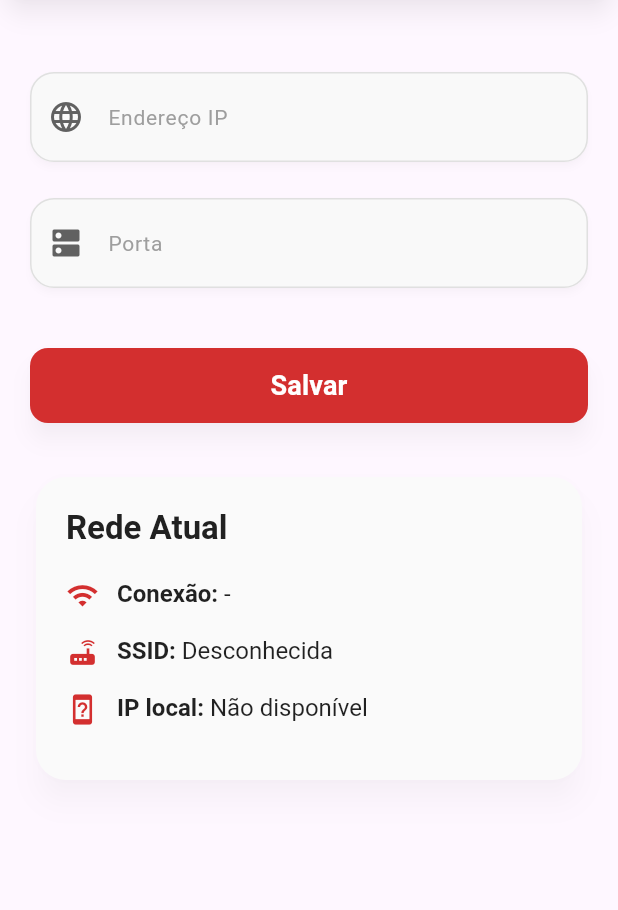
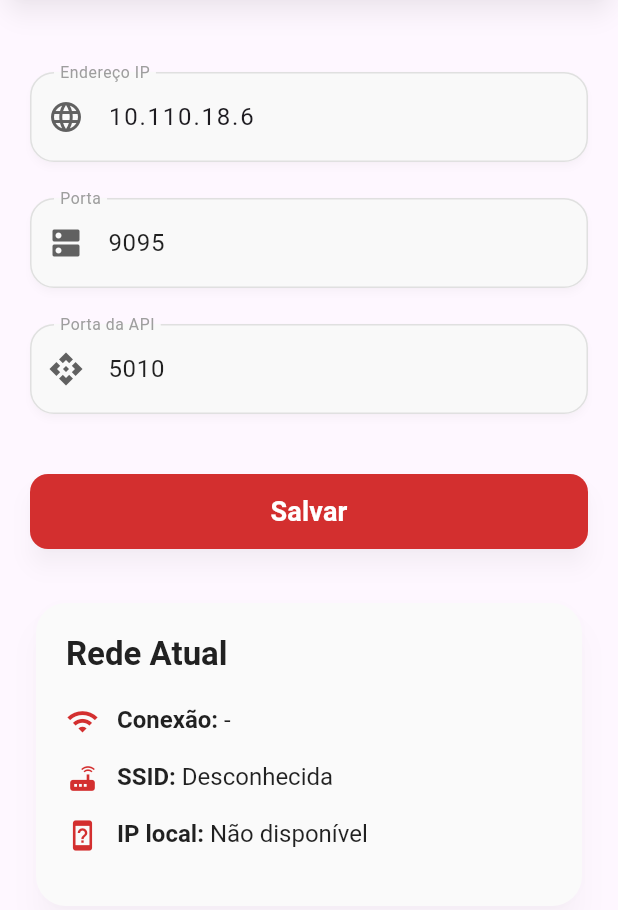
Before and after one commit to Murilo-Herrick/MonitoraCompressor, a Flutter app: the ConfigIP screen opened directly, on a phone screen of 412 x 824 dp, the part 105-1015 px from its top. Run offline on Flutter 3.47's test engine with Material 3 defaults, Android fonts, the phone set to English and light mode, and no system bars; our stand-ins replace connectivity_plus, convex_bottom_bar, device_info_plus, firebase_auth, firebase_core, firebase_messaging and 11 more; missing offline and left inert: mqtt_client, network_info_plus; accounts and stored records are empty.

Commit message:
Adição de input para config da porta da API

```diff
--- a/FRONT - Mobile/jh_mobile/lib/views/config_ip.dart
+++ b/FRONT - Mobile/jh_mobile/lib/views/config_ip.dart
@@ -11,6 +11,7 @@ class _ConfigIPState extends State<ConfigIP> {
   final _formKey = GlobalKey<FormState>();
   final ipController = TextEditingController();
   final portController = TextEditingController();
+  final portAPIController = TextEditingController();
 
   String? ssid;
   String? localIP;
@@ -27,14 +28,16 @@ class _ConfigIPState extends State<ConfigIP> {
   void dispose() {
     ipController.dispose();
     portController.dispose();
+    portAPIController.dispose();
     super.dispose();
   }
 
   Future<void> _carregarDados() async {
     final prefs = await SharedPreferences.getInstance();
     setState(() {
-      ipController.text = prefs.getString('ip') ?? '';
-      portController.text = prefs.getString('port') ?? '';
+      ipController.text = prefs.getString('ip') ?? '10.110.18.6';
+      portController.text = prefs.getString('port') ?? '9095';
+      portAPIController.text = prefs.getString('portAPI') ?? '5010';
     });
   }
 
@@ -81,6 +84,7 @@ class _ConfigIPState extends State<ConfigIP> {
 
     final prefs = await SharedPreferences.getInstance();
     await prefs.setString('ip', ipController.text.trim());
+    await prefs.setString('portAPI', portAPIController.text.trim());
     await prefs.setString('port', portController.text.trim());
 
     ScaffoldMessenger.of(context).showSnackBar(
@@ -132,6 +136,14 @@ class _ConfigIPState extends State<ConfigIP> {
                     label: "Porta",
                     hint: "Ex: 8080",
                     prefixIcon: Icons.dns,
+                    validator: _validarPorta,
+                  ),
+                  const SizedBox(height: 24),
+                  CustomTextField(
+                    controller: portAPIController,
+                    label: "Porta da API",
+                    hint: "Ex: 5000",
+                    prefixIcon: Icons.api,
                     validator: _validarPorta,
                   ),
                   const SizedBox(height: 40),
```
Also changed, not shown: FRONT - Mobile/jh_mobile/lib/src/http/http_request.dart (+7 -1 lines).
